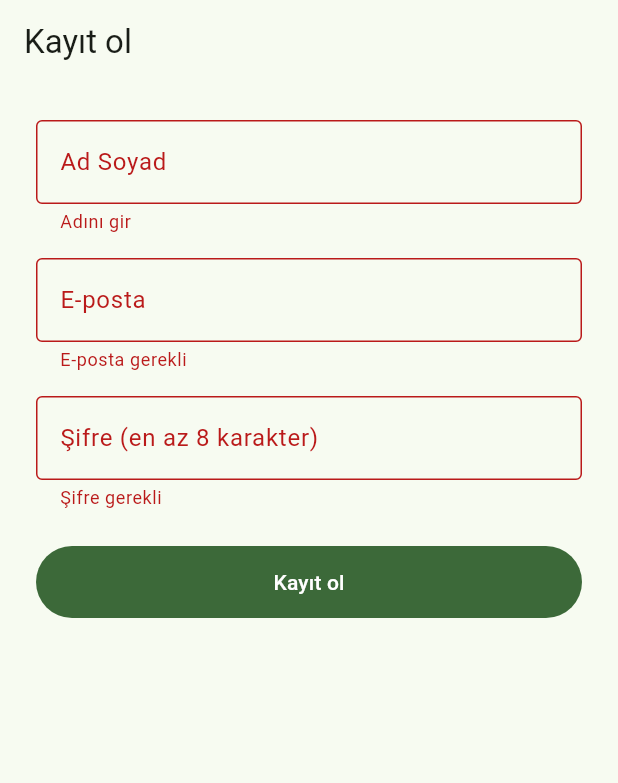
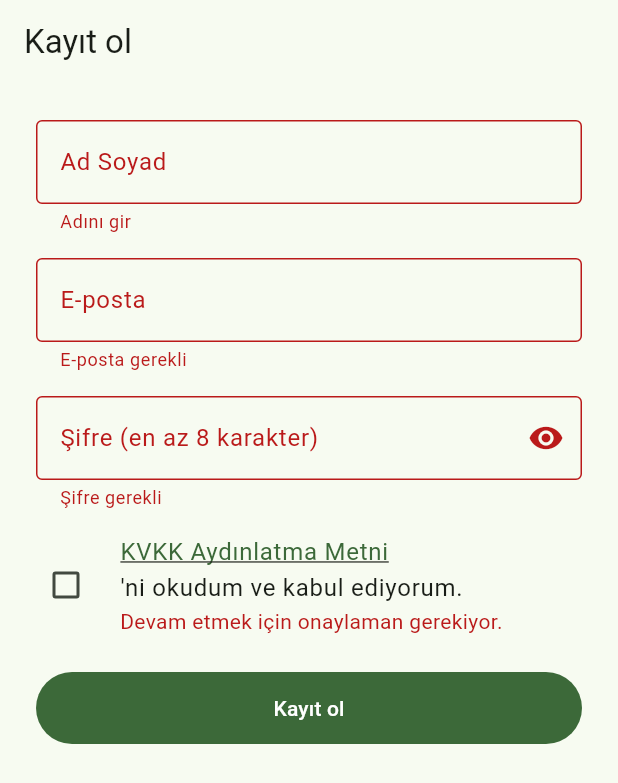
Before and after one commit to alitopraktug/sonlokma, a Flutter app: the RegisterScreen screen opened by its route, after a tap on "Kayıt ol", on a phone screen of 412 x 824 dp. Shown: the top 783 px of the screen. Run offline on Flutter 3.47's test engine with Material 3 defaults, Android fonts, the phone set to English and light mode, and no system bars; our stand-ins replace dio, firebase_core, firebase_messaging, flutter_riverpod, flutter_secure_storage, freezed_annotation and 5 more; missing offline and left inert: screen_brightness; accounts and stored records are empty; generated files the repository leaves out were written again.

Commit message:
feat(auth): require kvkk consent and add password visibility on register
Registration is blocked until the privacy notice is accepted. The notice
text is a draft and must be replaced with the approved legal text.

```diff
--- a/mobile/lib/features/student/auth/presentation/register_screen.dart
+++ b/mobile/lib/features/student/auth/presentation/register_screen.dart
@@ -20,6 +20,9 @@ class _RegisterScreenState extends ConsumerState<RegisterScreen> {
   final _email = TextEditingController();
   final _password = TextEditingController();
   bool _loading = false;
+  bool _obscure = true;
+  bool _kvkkAccepted = false;
+  bool _kvkkError = false;
 
   @override
   void initState() {
@@ -35,8 +38,28 @@ class _RegisterScreenState extends ConsumerState<RegisterScreen> {
     super.dispose();
   }
 
+  Future<void> _showKvkk() => showDialog<void>(
+        context: context,
+        builder: (c) => AlertDialog(
+          title: const Text('KVKK Aydınlatma Metni'),
+          // TASLAK: yayından önce hukuki onaylı metinle değiştirilmeli.
+          content: const SingleChildScrollView(
+            child: Text(
+              'Ad, e-posta ve sipariş bilgilerin hesabını yönetmek ve siparişlerini '
+              'tamamlamak için işlenir. Konumun yalnızca yakındaki paketleri göstermek için '
+              'anlık kullanılır ve kaydedilmez. Ödeme bilgilerin bize değil, ödeme '
+              'kuruluşuna iletilir. Hesabını Profil > Hesabımı sil adımıyla dilediğin an '
+              'silebilirsin; kişisel verilerin anonimleştirilir.',
+            ),
+          ),
+          actions: [TextButton(onPressed: () => Navigator.pop(c), child: const Text('Kapat'))],
+        ),
+      );
+
   Future<void> _submit() async {
-    if (_loading || !_form.currentState!.validate()) return;
+    final formOk = _form.currentState!.validate();
+    setState(() => _kvkkError = !_kvkkAccepted);
+    if (_loading || !formOk || !_kvkkAccepted) return;
     setState(() => _loading = true);
     final email = _email.text.trim();
     try {
@@ -50,9 +73,10 @@ class _RegisterScreenState extends ConsumerState<RegisterScreen> {
       if (AuthValidators.isStudentEmail(email)) {
         context.pushReplacement(Routes.verifyEmail, extra: email);
       } else {
-        context.pop();
-        ScaffoldMessenger.of(context)
-            .showSnackBar(const SnackBar(content: Text('Kayıt tamam, giriş yapabilirsin.')));
+        final messenger = ScaffoldMessenger.of(context);
+        await Navigator.of(context).maybePop();
+        messenger.showSnackBar(
+            const SnackBar(content: Text('Kayıt tamam, giriş yapabilirsin.')));
       }
     } on ApiError catch (e) {
       if (!mounted) return;
@@ -96,13 +120,48 @@ class _RegisterScreenState extends ConsumerState<RegisterScreen> {
                 ),
                 const SizedBox(height: 16),
                 TextFormField(
+                  key: const Key('register_password'),
                   controller: _password,
-                  obscureText: true,
-                  decoration: const InputDecoration(labelText: 'Şifre (en az 8 karakter)'),
+                  obscureText: _obscure,
+                  autofillHints: const [AutofillHints.newPassword],
+                  decoration: InputDecoration(
+                    labelText: 'Şifre (en az 8 karakter)',
+                    suffixIcon: IconButton(
+                      tooltip: _obscure ? 'Şifreyi göster' : 'Şifreyi gizle',
+                      icon: Icon(_obscure ? Icons.visibility : Icons.visibility_off),
+                      onPressed: () => setState(() => _obscure = !_obscure),
+                    ),
+                  ),
                   validator: AuthValidators.password,
                 ),
-                const SizedBox(height: 24),
+                const SizedBox(height: 8),
+                CheckboxListTile(
+                  key: const Key('register_kvkk'),
+                  contentPadding: EdgeInsets.zero,
+                  controlAffinity: ListTileControlAffinity.leading,
+                  value: _kvkkAccepted,
+                  onChanged: (v) => setState(() {
+                    _kvkkAccepted = v ?? false;
+                    if (_kvkkAccepted) _kvkkError = false;
+                  }),
+                  title: Wrap(children: [
+                    InkWell(
+                      onTap: _showKvkk,
+                      child: Text('KVKK Aydınlatma Metni',
+                          style: TextStyle(
+                              color: Theme.of(context).colorScheme.primary,
+                              decoration: TextDecoration.underline)),
+                    ),
+                    const Text("'ni okudum ve kabul ediyorum."),
+                  ]),
+                  subtitle: _kvkkError
+                      ? Text('Devam etmek için onaylaman gerekiyor.',
+                          style: TextStyle(color: Theme.of(context).colorScheme.error))
+                      : null,
+                ),
+                const SizedBox(height: 16),
                 FilledButton(
+                  key: const Key('register_submit'),
                   onPressed: _loading ? null : _submit,
                   child: _loading
                       ? const SizedBox.square(
```
Also changed, not shown: 1 other file.
